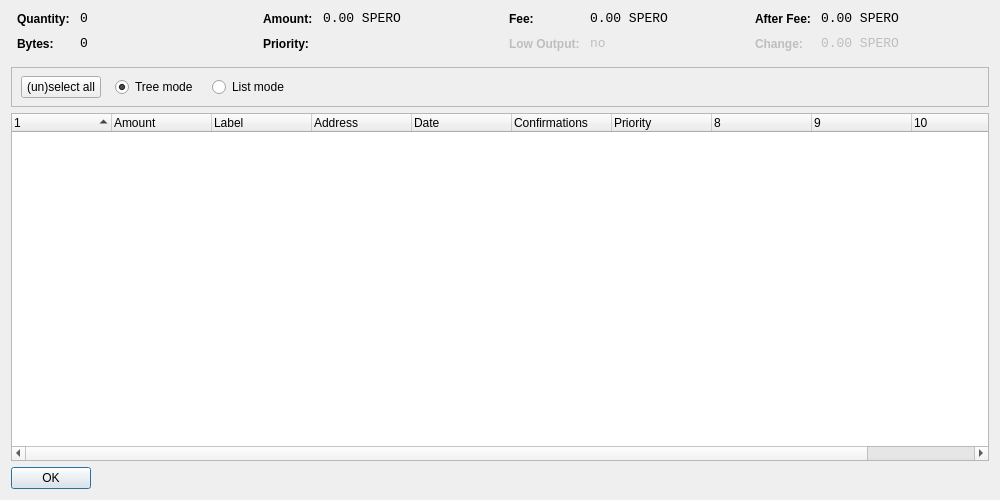
This is src/qt/forms/coincontroldialog.ui in LightBurdenOfficial/SperoCoin as Qt 5 draws it before an edit. The edited form follows.
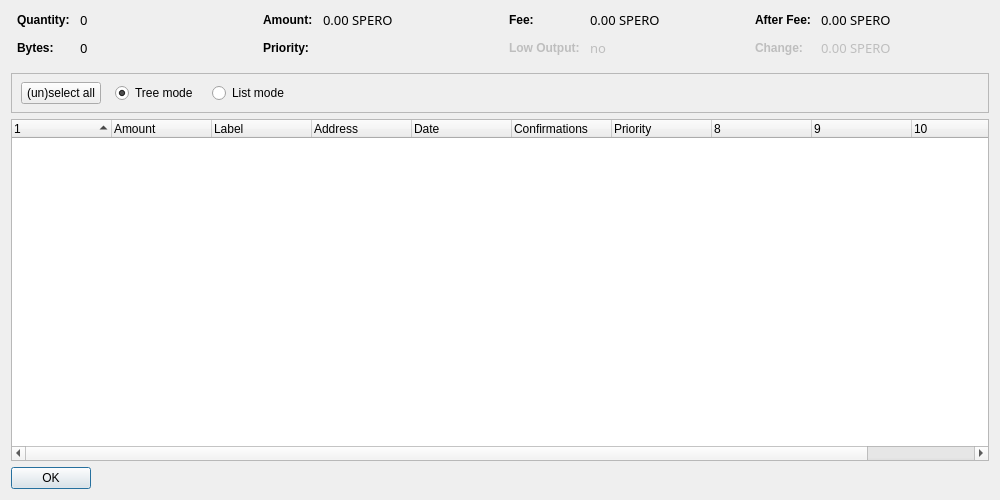
This is the edited form. Custom widgets are drawn as their Qt base class.

What changed in the file:
```diff
--- a/src/qt/forms/coincontroldialog.ui
+++ b/src/qt/forms/coincontroldialog.ui
@@ -13,6 +13,9 @@
   <property name="windowTitle">
    <string>Coin Control</string>
   </property>
+  <property name="styleSheet">
+   <string notr="true">font: 10pt &quot;Copperplate Gothic Light&quot;;</string>
+  </property>
   <layout class="QVBoxLayout" name="verticalLayout">
    <item>
     <layout class="QHBoxLayout" name="horizontalLayoutTop" stretch="0,0,0,0">
@@ -50,8 +53,11 @@
         <widget class="QLabel" name="labelCoinControlQuantity">
          <property name="font">
           <font>
-           <family>Monospace</family>
+           <family>Copperplate Gothic Light</family>
            <pointsize>10</pointsize>
+           <weight>50</weight>
+           <italic>false</italic>
+           <bold>false</bold>
           </font>
          </property>
          <property name="cursor">
@@ -82,8 +88,11 @@
         <widget class="QLabel" name="labelCoinControlBytes">
          <property name="font">
           <font>
-           <family>Monospace</family>
+           <family>Copperplate Gothic Light</family>
            <pointsize>10</pointsize>
+           <weight>50</weight>
+           <italic>false</italic>
+           <bold>false</bold>
           </font>
          </property>
          <property name="cursor">
@@ -130,8 +139,11 @@
         <widget class="QLabel" name="labelCoinControlAmount">
          <property name="font">
           <font>
-           <family>Monospace</family>
+           <family>Copperplate Gothic Light</family>
            <pointsize>10</pointsize>
+           <weight>50</weight>
+           <italic>false</italic>
+           <bold>false</bold>
           </font>
          </property>
          <property name="cursor">
@@ -162,8 +174,11 @@
         <widget class="QLabel" name="labelCoinControlPriority">
          <property name="font">
           <font>
-           <family>Monospace</family>
+           <family>Copperplate Gothic Light</family>
            <pointsize>10</pointsize>
+           <weight>50</weight>
+           <italic>false</italic>
+           <bold>false</bold>
           </font>
          </property>
          <property name="cursor">
@@ -210,8 +225,11 @@
         <widget class="QLabel" name="labelCoinControlFee">
          <property name="font">
           <font>
-           <family>Monospace</family>
+           <family>Copperplate Gothic Light</family>
            <pointsize>10</pointsize>
+           <weight>50</weight>
+           <italic>false</italic>
+           <bold>false</bold>
           </font>
          </property>
          <property name="cursor">
@@ -248,8 +266,11 @@
          </property>
          <property name="font">
           <font>
-           <family>Monospace</family>
+           <family>Copperplate Gothic Light</family>
            <pointsize>10</pointsize>
+           <weight>50</weight>
+           <italic>false</italic>
+           <bold>false</bold>
           </font>
          </property>
          <property name="cursor">
@@ -296,8 +317,11 @@
         <widget class="QLabel" name="labelCoinControlAfterFee">
          <property name="font">
           <font>
-           <family>Monospace</family>
+           <family>Copperplate Gothic Light</family>
            <pointsize>10</pointsize>
+           <weight>50</weight>
+           <italic>false</italic>
+           <bold>false</bold>
           </font>
          </property>
          <property name="cursor">
@@ -334,8 +358,11 @@
          </property>
          <property name="font">
           <font>
-           <family>Monospace</family>
+           <family>Copperplate Gothic Light</family>
            <pointsize>10</pointsize>
+           <weight>50</weight>
+           <italic>false</italic>
+           <bold>false</bold>
           </font>
          </property>
          <property name="cursor">
@@ -379,7 +406,7 @@
         <height>41</height>
        </rect>
       </property>
-      <layout class="QHBoxLayout" name="horizontalLayoutPanel" stretch="0,0,0,0,0">
+      <layout class="QHBoxLayout" name="horizontalLayoutPanel" stretch="0,0,0,0">
        <property name="spacing">
         <number>14</number>
        </property>
```
